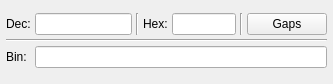
This is mainwindow.ui in DanyilSomin/somvertor as Qt 5 draws it before an edit. The edited form follows.
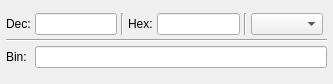
This is the edited form.

What changed in the file:
```diff
--- a/mainwindow.ui
+++ b/mainwindow.ui
@@ -40,17 +40,7 @@
      <number>6</number>
     </property>
     <item>
-     <layout class="QGridLayout" name="gridLayout_2" columnstretch="0,3,0,0,2,0,0">
-      <item row="0" column="1">
-       <widget class="QLineEdit" name="decLineEdit"/>
-      </item>
-      <item row="0" column="5">
-       <widget class="Line" name="line_2">
-        <property name="orientation">
-         <enum>Qt::Vertical</enum>
-        </property>
-       </widget>
-      </item>
+     <layout class="QGridLayout" name="gridLayout_2" columnstretch="0,0,0,0,0,0,0,0">
       <item row="0" column="2">
        <widget class="Line" name="line">
         <property name="orientation">
@@ -58,26 +48,6 @@
         </property>
        </widget>
       </item>
-      <item row="0" column="6">
-       <widget class="QPushButton" name="gapsPushButton">
-        <property name="text">
-         <string>Gaps</string>
-        </property>
-       </widget>
-      </item>
-      <item row="2" column="1" colspan="6">
-       <widget class="QLineEdit" name="binLineEdit"/>
-      </item>
-      <item row="0" column="4">
-       <widget class="QLineEdit" name="hexLineEdit"/>
-      </item>
-      <item row="2" column="0">
-       <widget class="QLabel" name="binLabel">
-        <property name="text">
-         <string>Bin:</string>
-        </property>
-       </widget>
-      </item>
       <item row="0" column="0">
        <widget class="QLabel" name="decLabel">
         <property name="text">
@@ -92,13 +62,39 @@
         </property>
        </widget>
       </item>
-      <item row="1" column="0" colspan="7">
+      <item row="0" column="1">
+       <widget class="QLineEdit" name="decLineEdit"/>
+      </item>
+      <item row="0" column="4">
+       <widget class="QLineEdit" name="hexLineEdit"/>
+      </item>
+      <item row="1" column="0" colspan="8">
        <widget class="Line" name="line_3">
         <property name="orientation">
          <enum>Qt::Horizontal</enum>
         </property>
        </widget>
       </item>
+      <item row="2" column="1" colspan="7">
+       <widget class="QLineEdit" name="binLineEdit"/>
+      </item>
+      <item row="0" column="5">
+       <widget class="Line" name="line_2">
+        <property name="orientation">
+         <enum>Qt::Vertical</enum>
+        </property>
+       </widget>
+      </item>
+      <item row="2" column="0">
+       <widget class="QLabel" name="binLabel">
+        <property name="text">
+         <string>Bin:</string>
+        </property>
+       </widget>
+      </item>
+      <item row="0" column="6">
+       <widget class="QComboBox" name="comboBox"/>
+      </item>
      </layout>
     </item>
    </layout>
```
